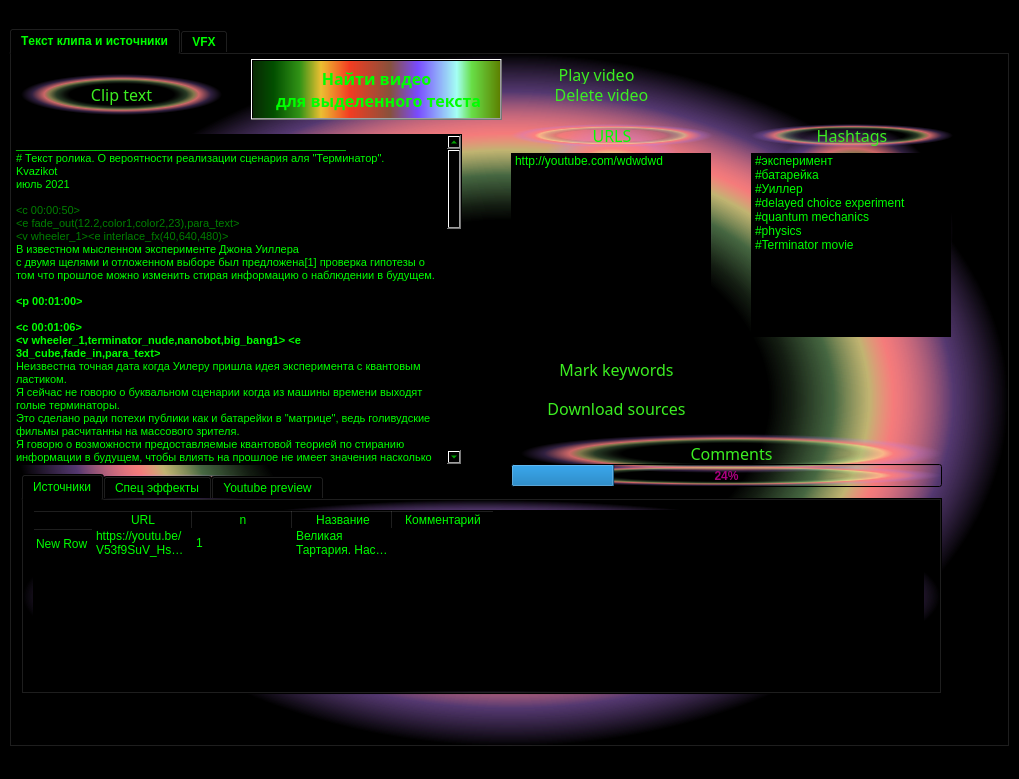
Old version of the form VideoCube/VideoCubeCV/mainwindow.ui in the repository Kvazikot/VideoProjects.
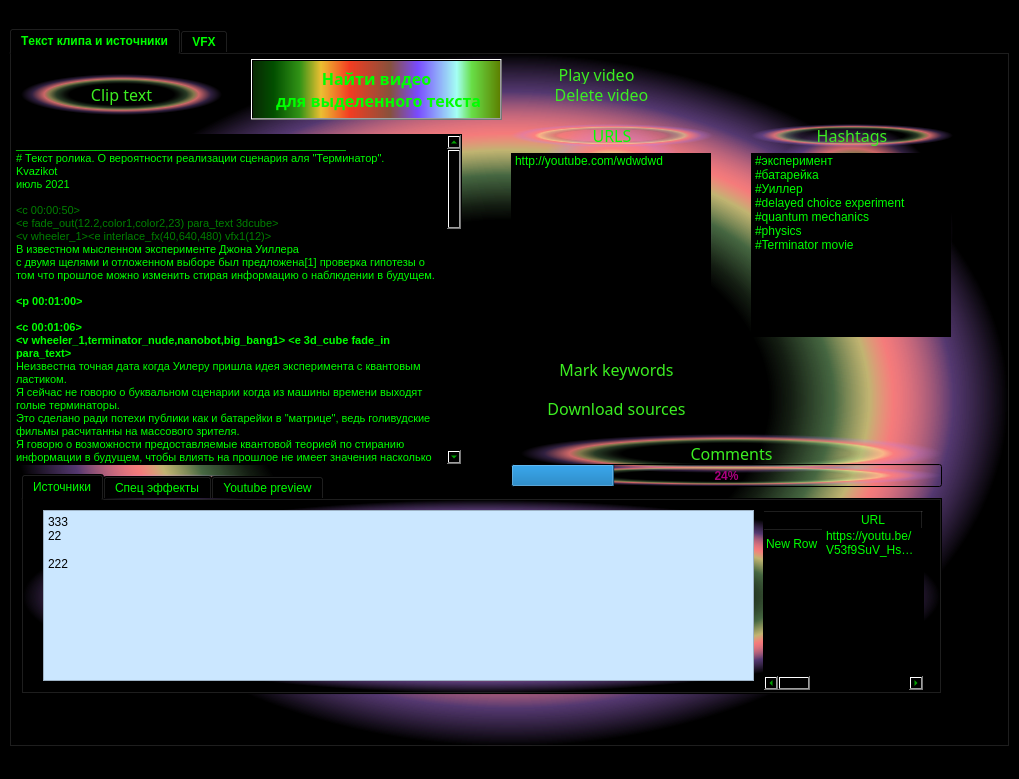
New version of the form.

```diff
--- a/VideoCube/VideoCubeCV/mainwindow.ui
+++ b/VideoCube/VideoCubeCV/mainwindow.ui
@@ -260,15 +260,15 @@
 &lt;p style=&quot; margin-top:0px; margin-bottom:0px; margin-left:0px; margin-right:0px; -qt-block-indent:0; text-indent:0px;&quot;&gt;&lt;span style=&quot; color:#00ff00;&quot;&gt;июль 2021&lt;/span&gt;&lt;/p&gt;
 &lt;p style=&quot;-qt-paragraph-type:empty; margin-top:0px; margin-bottom:0px; margin-left:0px; margin-right:0px; -qt-block-indent:0; text-indent:0px; color:#00ff00;&quot;&gt;&lt;br /&gt;&lt;/p&gt;
 &lt;p style=&quot; margin-top:0px; margin-bottom:0px; margin-left:0px; margin-right:0px; -qt-block-indent:0; text-indent:0px;&quot;&gt;&lt;span style=&quot; font-size:8pt; color:#008000;&quot;&gt;&amp;lt;c&lt;/span&gt;&lt;span style=&quot; font-size:8pt; color:#c0c0c0;&quot;&gt; &lt;/span&gt;&lt;span style=&quot; font-size:8pt; color:#008000;&quot;&gt;00:00:50&amp;gt;&lt;/span&gt;&lt;/p&gt;
-&lt;p style=&quot; margin-top:0px; margin-bottom:0px; margin-left:0px; margin-right:0px; -qt-block-indent:0; text-indent:0px;&quot;&gt;&lt;span style=&quot; font-family:'Courier New'; font-size:8pt; color:#008000;&quot;&gt;&amp;lt;e&lt;/span&gt;&lt;span style=&quot; font-family:'Courier New'; font-size:8pt; color:#c0c0c0;&quot;&gt; &lt;/span&gt;&lt;span style=&quot; font-family:'Courier New'; font-size:8pt; color:#008000;&quot;&gt;fade_out(12.2,color1,color2,23),para_text&amp;gt;&lt;/span&gt;&lt;/p&gt;
-&lt;p style=&quot; margin-top:0px; margin-bottom:0px; margin-left:0px; margin-right:0px; -qt-block-indent:0; text-indent:0px;&quot;&gt;&lt;span style=&quot; font-family:'Courier New'; font-size:8pt; color:#008000;&quot;&gt;&amp;lt;v&lt;/span&gt;&lt;span style=&quot; font-family:'Courier New'; font-size:8pt; color:#c0c0c0;&quot;&gt; &lt;/span&gt;&lt;span style=&quot; font-family:'Courier New'; font-size:8pt; color:#008000;&quot;&gt;wheeler_1&amp;gt;&amp;lt;e&lt;/span&gt;&lt;span style=&quot; font-family:'Courier New'; font-size:8pt; color:#c0c0c0;&quot;&gt; &lt;/span&gt;&lt;span style=&quot; font-family:'Courier New'; font-size:8pt; color:#008000;&quot;&gt;interlace_fx(40,640,480)&amp;gt;&lt;/span&gt;&lt;/p&gt;
+&lt;p style=&quot; margin-top:0px; margin-bottom:0px; margin-left:0px; margin-right:0px; -qt-block-indent:0; text-indent:0px;&quot;&gt;&lt;span style=&quot; font-family:'Courier New'; font-size:8pt; color:#008000;&quot;&gt;&amp;lt;e&lt;/span&gt;&lt;span style=&quot; font-family:'Courier New'; font-size:8pt; color:#c0c0c0;&quot;&gt; &lt;/span&gt;&lt;span style=&quot; font-family:'Courier New'; font-size:8pt; color:#008000;&quot;&gt;fade_out(12.2,color1,color2,23) para_text 3dcube&amp;gt;&lt;/span&gt;&lt;/p&gt;
+&lt;p style=&quot; margin-top:0px; margin-bottom:0px; margin-left:0px; margin-right:0px; -qt-block-indent:0; text-indent:0px;&quot;&gt;&lt;span style=&quot; font-family:'Courier New'; font-size:8pt; color:#008000;&quot;&gt;&amp;lt;v&lt;/span&gt;&lt;span style=&quot; font-family:'Courier New'; font-size:8pt; color:#c0c0c0;&quot;&gt; &lt;/span&gt;&lt;span style=&quot; font-family:'Courier New'; font-size:8pt; color:#008000;&quot;&gt;wheeler_1&amp;gt;&amp;lt;e&lt;/span&gt;&lt;span style=&quot; font-family:'Courier New'; font-size:8pt; color:#c0c0c0;&quot;&gt; &lt;/span&gt;&lt;span style=&quot; font-family:'Courier New'; font-size:8pt; color:#008000;&quot;&gt;interlace_fx(40,640,480) vfx1(12)&amp;gt;&lt;/span&gt;&lt;/p&gt;
 &lt;p style=&quot; margin-top:0px; margin-bottom:0px; margin-left:0px; margin-right:0px; -qt-block-indent:0; text-indent:0px;&quot;&gt;&lt;span style=&quot; color:#00ff00;&quot;&gt;В известном мысленном эксперименте Джона Уиллера&lt;/span&gt;&lt;/p&gt;
 &lt;p style=&quot; margin-top:0px; margin-bottom:0px; margin-left:0px; margin-right:0px; -qt-block-indent:0; text-indent:0px;&quot;&gt;&lt;span style=&quot; color:#00ff00;&quot;&gt;с двумя щелями и отложенном выборе был предложена[1] проверка гипотезы о том что прошлое можно изменить стирая информацию о наблюдении в будущем.&lt;/span&gt;&lt;/p&gt;
 &lt;p style=&quot;-qt-paragraph-type:empty; margin-top:0px; margin-bottom:0px; margin-left:0px; margin-right:0px; -qt-block-indent:0; text-indent:0px; color:#00ff00;&quot;&gt;&lt;br /&gt;&lt;/p&gt;
 &lt;p style=&quot; margin-top:0px; margin-bottom:0px; margin-left:0px; margin-right:0px; -qt-block-indent:0; text-indent:0px;&quot;&gt;&lt;span style=&quot; font-weight:600; color:#00ff00;&quot;&gt;&amp;lt;p 00:01:00&amp;gt;&lt;/span&gt;&lt;/p&gt;
 &lt;p style=&quot;-qt-paragraph-type:empty; margin-top:0px; margin-bottom:0px; margin-left:0px; margin-right:0px; -qt-block-indent:0; text-indent:0px; color:#00ff00;&quot;&gt;&lt;br /&gt;&lt;/p&gt;
 &lt;p style=&quot; margin-top:0px; margin-bottom:0px; margin-left:0px; margin-right:0px; -qt-block-indent:0; text-indent:0px;&quot;&gt;&lt;span style=&quot; font-weight:600; color:#00ff00;&quot;&gt;&amp;lt;c 00:01:06&amp;gt;&lt;/span&gt;&lt;/p&gt;
-&lt;p style=&quot; margin-top:0px; margin-bottom:0px; margin-left:0px; margin-right:0px; -qt-block-indent:0; text-indent:0px;&quot;&gt;&lt;span style=&quot; font-weight:600; color:#00ff00;&quot;&gt;&amp;lt;v wheeler_1,terminator_nude,nanobot,big_bang1&amp;gt; &amp;lt;e 3d_cube,fade_in,para_text&amp;gt;&lt;/span&gt;&lt;/p&gt;
+&lt;p style=&quot; margin-top:0px; margin-bottom:0px; margin-left:0px; margin-right:0px; -qt-block-indent:0; text-indent:0px;&quot;&gt;&lt;span style=&quot; font-weight:600; color:#00ff00;&quot;&gt;&amp;lt;v wheeler_1,terminator_nude,nanobot,big_bang1&amp;gt; &amp;lt;e 3d_cube fade_in para_text&amp;gt;&lt;/span&gt;&lt;/p&gt;
 &lt;p style=&quot; margin-top:0px; margin-bottom:0px; margin-left:0px; margin-right:0px; -qt-block-indent:0; text-indent:0px;&quot;&gt;&lt;span style=&quot; color:#00ff00;&quot;&gt;Неизвестна точная дата когда Уилеру пришла идея эксперимента с квантовым ластиком. &lt;/span&gt;&lt;/p&gt;
 &lt;p style=&quot; margin-top:0px; margin-bottom:0px; margin-left:0px; margin-right:0px; -qt-block-indent:0; text-indent:0px;&quot;&gt;&lt;span style=&quot; color:#00ff00;&quot;&gt;Я сейчас не говорю о буквальном сценарии когда из машины времени выходят голые терминаторы.&lt;/span&gt;&lt;/p&gt;
 &lt;p style=&quot; margin-top:0px; margin-bottom:0px; margin-left:0px; margin-right:0px; -qt-block-indent:0; text-indent:0px;&quot;&gt;&lt;span style=&quot; color:#00ff00;&quot;&gt;Это сделано ради потехи публики как и батарейки в &amp;quot;матрице&amp;quot;, ведь голивудские фильмы расчитанны на массового зрителя.&lt;/span&gt;&lt;/p&gt;
@@ -1401,9 +1401,9 @@
          <widget class="QTableWidget" name="tableWidget">
           <property name="geometry">
            <rect>
-            <x>10</x>
+            <x>740</x>
             <y>10</y>
-            <width>891</width>
+            <width>161</width>
             <height>181</height>
            </rect>
           </property>
@@ -1453,6 +1453,26 @@
            </property>
           </item>
          </widget>
+         <widget class="QPlainTextEdit" name="console">
+          <property name="geometry">
+           <rect>
+            <x>20</x>
+            <y>10</y>
+            <width>711</width>
+            <height>171</height>
+           </rect>
+          </property>
+          <property name="styleSheet">
+           <string notr="true">background-color: rgb(203, 231, 255);
+color: rgb(0, 0, 0);</string>
+          </property>
+          <property name="plainText">
+           <string>333
+22
+
+222</string>
+          </property>
+         </widget>
         </widget>
         <widget class="QWidget" name="tab_3">
          <attribute name="title">
@@ -1701,26 +1721,6 @@
        <attribute name="title">
         <string>VFX</string>
        </attribute>
-       <widget class="QPlainTextEdit" name="console">
-        <property name="geometry">
-         <rect>
-          <x>70</x>
-          <y>60</y>
-          <width>891</width>
-          <height>371</height>
-         </rect>
-        </property>
-        <property name="styleSheet">
-         <string notr="true">background-color: rgb(203, 231, 255);
-color: rgb(0, 0, 0);</string>
-        </property>
-        <property name="plainText">
-         <string>333
-22
-
-222</string>
-        </property>
-       </widget>
        <widget class="QPushButton" name="runPyButton">
         <property name="geometry">
          <rect>
```
